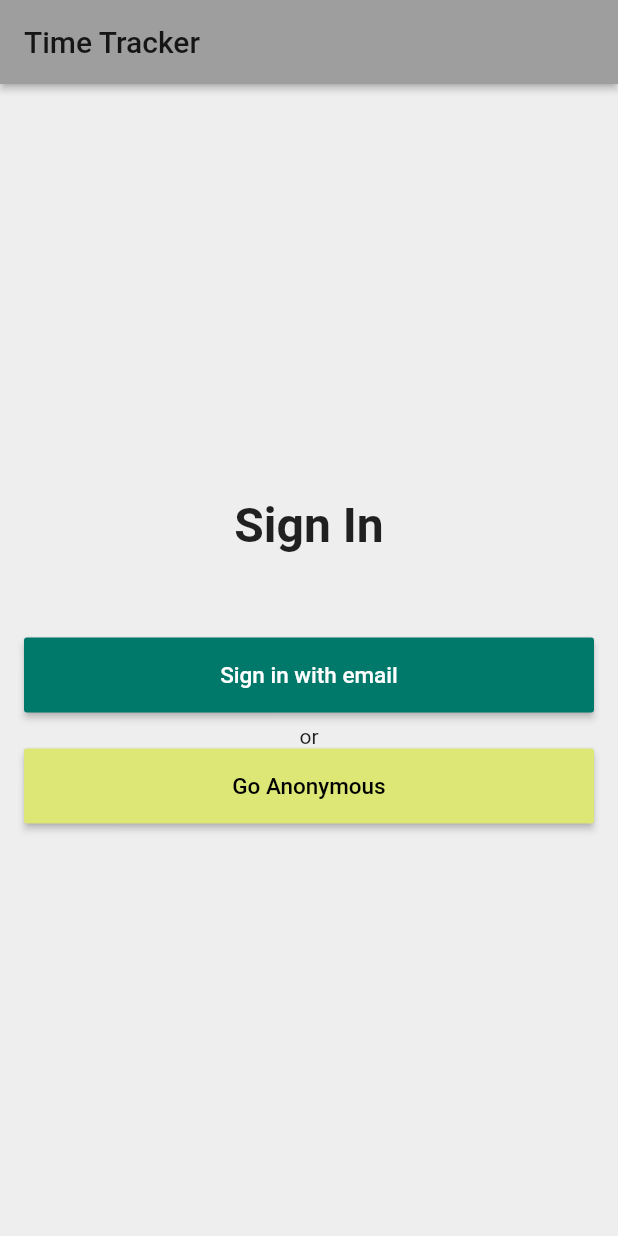
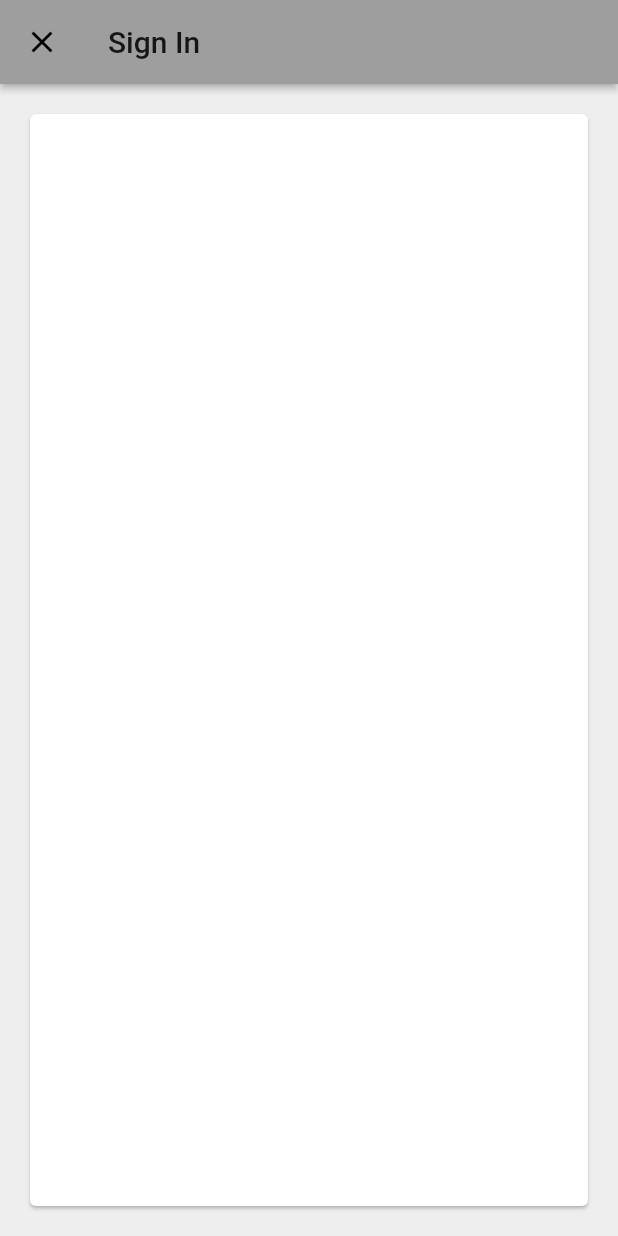
Before and after one commit to Devl326789/timeTracker, a Flutter app: the screen it shows after launch, after a tap on "Sign in with email", on a phone screen of 412 x 824 dp. Run offline on Flutter 3.47's test engine with Material 2 defaults, Android fonts, the phone set to English and light mode, and no system bars; our stand-ins replace firebase_auth, firebase_core; accounts and stored records are empty.

Commit message:
Email signInPage and email signInForm

```diff
--- /dev/null
+++ b/lib/app/sign_in/email_sigin_form.dart
@@ -0,0 +1,8 @@
+import 'package:flutter/material.dart';
+
+class EmailSignInForm extends StatelessWidget {
+  @override
+  Widget build(BuildContext context) {
+    return Container();
+  }
+}
--- /dev/null
+++ b/lib/app/sign_in/email_signin_page.dart
@@ -0,0 +1,22 @@
+import 'package:flutter/material.dart';
+import 'package:timeTracker/app/sign_in/email_sigin_form.dart';
+
+class EmailSignInPage extends StatelessWidget {
+  @override
+  Widget build(BuildContext context) {
+    return Scaffold(
+      appBar: AppBar(
+        actions: [],
+        title: Text('Sign In'),
+        elevation: 2.0,
+      ),
+      body: Padding(
+        padding: const EdgeInsets.all(16.0),
+        child: Card(
+          child: EmailSignInForm(),
+        ),
+      ),
+      backgroundColor: Colors.grey[200],
+    );
+  }
+}
--- a/lib/app/sign_in/sign_in_page.dart
+++ b/lib/app/sign_in/sign_in_page.dart
@@ -1,4 +1,5 @@
 import 'package:flutter/material.dart';
+import 'package:timeTracker/app/sign_in/email_signin_page.dart';
 //import 'package:timeTracker/app/sign_in/social_signin_button.dart';
 import './sign_in_button.dart';
 import '../../services/auth.dart';
@@ -15,6 +16,13 @@ class SignInPage extends StatelessWidget {
     }
   }
 
+  void _signInWithEmail(BuildContext context) {
+    Navigator.of(context).push(MaterialPageRoute<void>(
+      fullscreenDialog: true,
+      builder: (context) => EmailSignInPage(),
+    ));
+  }
+
   @override
   Widget build(BuildContext context) {
     return Scaffold(
@@ -23,12 +31,12 @@ class SignInPage extends StatelessWidget {
         title: Text('Time Tracker'),
         elevation: 2.0,
       ),
-      body: _buildContainer(),
+      body: _buildContainer(context),
       backgroundColor: Colors.grey[200],
     );
   }
 
-  Widget _buildContainer() {
+  Widget _buildContainer(BuildContext context) {
     return Padding(
       padding: EdgeInsets.all(16),
       child: Column(
@@ -73,7 +81,7 @@ class SignInPage extends StatelessWidget {
             text: 'Sign in with email',
             textColor: Colors.white,
             color: Colors.teal[700],
-            onPressed: () {},
+            onPressed: () => _signInWithEmail(context),
           ),
           SizedBox(height: 8.0),
           Text(
```
